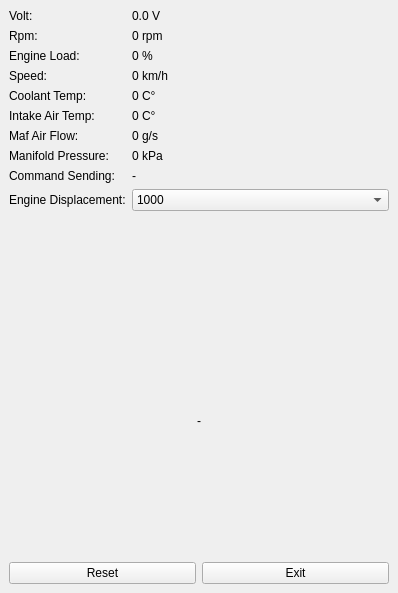
Before: the Qt Designer form obdscan.ui in takyonxxx/Elm327_Wifi_Obd2_Qt_Project, drawn with Qt 5.
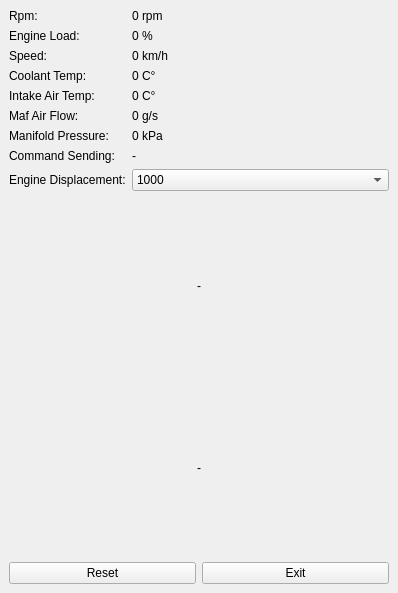
After: the same form once the commit is applied.

The edit to the form file:
```diff
--- a/obdscan.ui
+++ b/obdscan.ui
@@ -26,139 +26,125 @@
          <number>6</number>
         </property>
         <item row="0" column="0">
-         <widget class="QLabel" name="labelVoltTitle">
-          <property name="text">
-           <string>Volt: </string>
-          </property>
-         </widget>
-        </item>
-        <item row="0" column="1">
-         <widget class="QLabel" name="labelVolt">
-          <property name="text">
-           <string>0.0 V</string>
-          </property>
-         </widget>
-        </item>
-        <item row="1" column="0">
          <widget class="QLabel" name="labelRpmTitle">
           <property name="text">
            <string>Rpm:</string>
           </property>
          </widget>
         </item>
-        <item row="1" column="1">
+        <item row="0" column="1">
          <widget class="QLabel" name="labelRpm">
           <property name="text">
            <string>0 rpm</string>
           </property>
          </widget>
         </item>
-        <item row="2" column="0">
+        <item row="1" column="0">
          <widget class="QLabel" name="labelLoadTitle">
           <property name="text">
            <string>Engine Load:</string>
           </property>
          </widget>
         </item>
-        <item row="2" column="1">
+        <item row="1" column="1">
          <widget class="QLabel" name="labelLoad">
           <property name="text">
            <string>0 %</string>
           </property>
          </widget>
         </item>
-        <item row="3" column="0">
+        <item row="2" column="0">
          <widget class="QLabel" name="labelSpeedTitle">
           <property name="text">
            <string>Speed:</string>
           </property>
          </widget>
         </item>
-        <item row="3" column="1">
+        <item row="2" column="1">
          <widget class="QLabel" name="labelSpeed">
           <property name="text">
            <string>0 km/h</string>
           </property>
          </widget>
         </item>
-        <item row="4" column="0">
+        <item row="3" column="0">
          <widget class="QLabel" name="labelCoolantTitle">
           <property name="text">
            <string>Coolant Temp:</string>
           </property>
          </widget>
         </item>
-        <item row="4" column="1">
+        <item row="3" column="1">
          <widget class="QLabel" name="labelCoolant">
           <property name="text">
            <string>0 C°</string>
           </property>
          </widget>
         </item>
-        <item row="5" column="0">
+        <item row="4" column="0">
          <widget class="QLabel" name="labelIntakeAirTempTitle">
           <property name="text">
            <string>Intake Air Temp:</string>
           </property>
          </widget>
         </item>
-        <item row="5" column="1">
+        <item row="4" column="1">
          <widget class="QLabel" name="labelIntakeAirTemp">
           <property name="text">
            <string>0 C°</string>
           </property>
          </widget>
         </item>
-        <item row="6" column="0">
+        <item row="5" column="0">
          <widget class="QLabel" name="labelMafAirFlowTitle">
           <property name="text">
            <string>Maf Air Flow:</string>
           </property>
          </widget>
         </item>
-        <item row="6" column="1">
+        <item row="5" column="1">
          <widget class="QLabel" name="labelMafAirFlow">
           <property name="text">
            <string>0 g/s</string>
           </property>
          </widget>
         </item>
-        <item row="7" column="0">
+        <item row="6" column="0">
          <widget class="QLabel" name="labelManifoldPressureTitle">
           <property name="text">
            <string>Manifold Pressure:</string>
           </property>
          </widget>
         </item>
-        <item row="7" column="1">
+        <item row="6" column="1">
          <widget class="QLabel" name="labelManifoldPressure">
           <property name="text">
            <string>0 kPa</string>
           </property>
          </widget>
         </item>
-        <item row="8" column="0">
+        <item row="7" column="0">
          <widget class="QLabel" name="labelStatusTitle">
           <property name="text">
            <string>Command Sending:</string>
           </property>
          </widget>
         </item>
-        <item row="8" column="1">
+        <item row="7" column="1">
          <widget class="QLabel" name="labelStatus">
           <property name="text">
            <string>-</string>
           </property>
          </widget>
         </item>
-        <item row="9" column="0">
+        <item row="8" column="0">
          <widget class="QLabel" name="labelEngineDisplacement">
           <property name="text">
            <string>Engine Displacement:</string>
           </property>
          </widget>
         </item>
-        <item row="9" column="1">
+        <item row="8" column="1">
          <widget class="QComboBox" name="comboEngineDisplacement">
           <item>
            <property name="text">
@@ -209,6 +195,16 @@
         </item>
        </layout>
       </item>
+      <item>
+       <widget class="QLabel" name="labelVoltage">
+        <property name="text">
+         <string>-</string>
+        </property>
+        <property name="alignment">
+         <set>Qt::AlignCenter</set>
+        </property>
+       </widget>
+      </item>
       <item>
        <widget class="QLabel" name="labelFuelConsumption">
         <property name="text">
```
